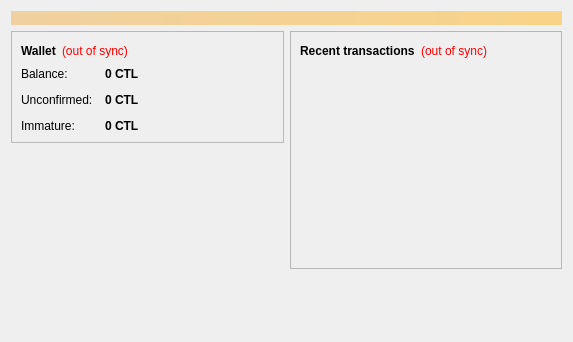
Before: the Qt Designer form src/qt/forms/overviewpage.ui in deepfuturevc/deepfuture, drawn with Qt 5.
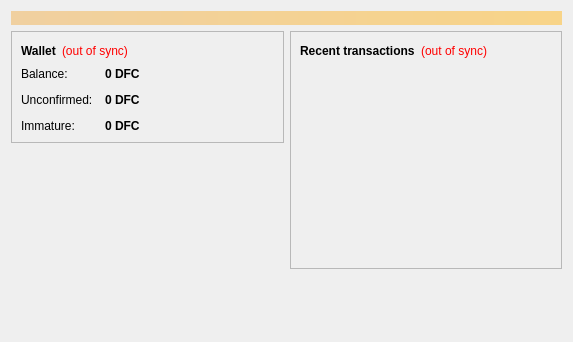
After: the same form once the commit is applied. Icons and pictures are not drawn.

What changed in the file:
```diff
--- a/src/qt/forms/overviewpage.ui
+++ b/src/qt/forms/overviewpage.ui
@@ -122,7 +122,7 @@
                <string>Your current balance</string>
               </property>
               <property name="text">
-               <string notr="true">0 CTL</string>
+               <string notr="true">0 DFC</string>
               </property>
               <property name="textInteractionFlags">
                <set>Qt::LinksAccessibleByMouse|Qt::TextSelectableByKeyboard|Qt::TextSelectableByMouse</set>
@@ -151,7 +151,7 @@
                <string>Total of transactions that have yet to be confirmed, and do not yet count toward the current balance</string>
               </property>
               <property name="text">
-               <string notr="true">0 CTL</string>
+               <string notr="true">0 DFC</string>
               </property>
               <property name="textInteractionFlags">
                <set>Qt::LinksAccessibleByMouse|Qt::TextSelectableByKeyboard|Qt::TextSelectableByMouse</set>
@@ -177,7 +177,7 @@
                <string>Mined balance that has not yet matured</string>
               </property>
               <property name="text">
-               <string notr="true">0 CTL</string>
+               <string notr="true">0 DFC</string>
               </property>
               <property name="textInteractionFlags">
                <set>Qt::LinksAccessibleByMouse|Qt::TextSelectableByKeyboard|Qt::TextSelectableByMouse</set>
```
Left out of the diff: 4 changed lines with no effect on the pictures.
